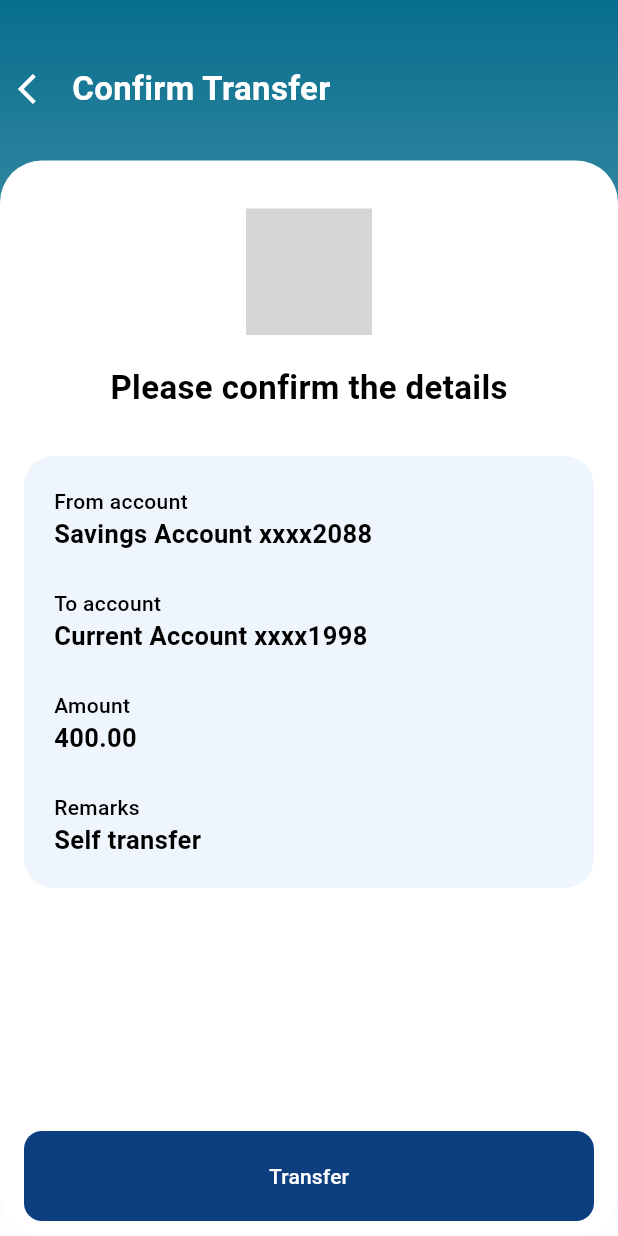
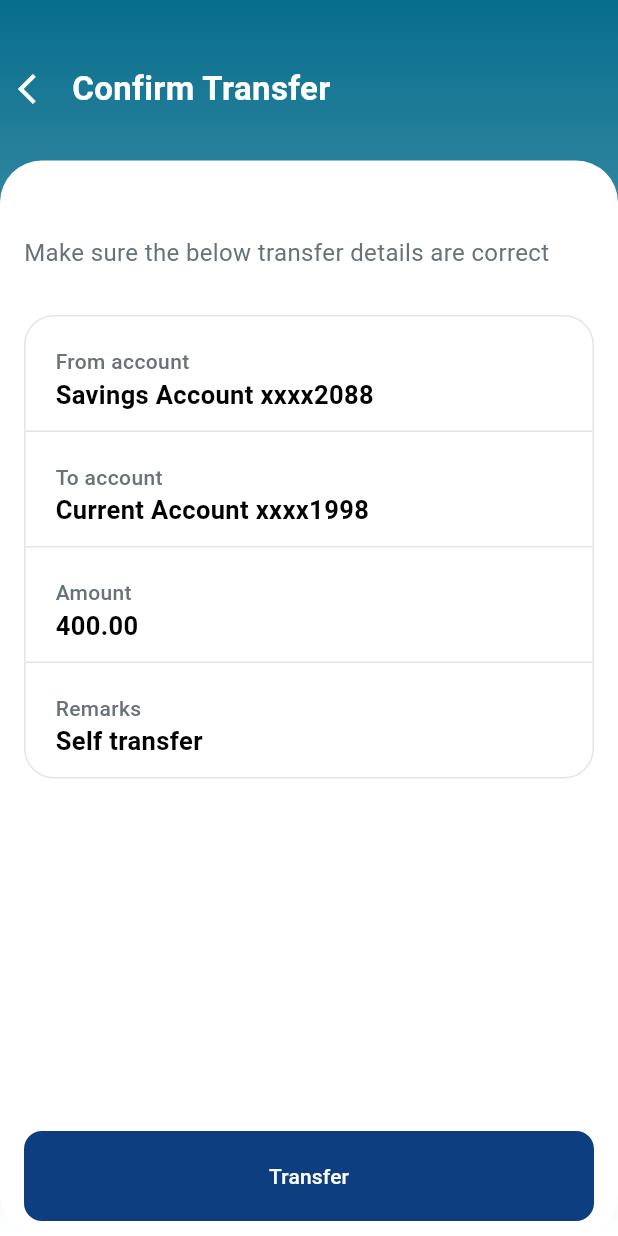
Before and after one commit to muhammedswalih11/transfer_section, a Flutter app: the ConfirmPage screen opened directly, on a phone screen of 412 x 824 dp. Run offline on Flutter 3.47's test engine with Material 3 defaults, Android fonts, the phone set to English and light mode, and no system bars; our stand-ins replace flutter_riverpod, flutter_svg; grey boxes are pictures that could not be loaded.

Commit message:
feat: update form_page with recent changes

```diff
--- a/lib/features/own_flow_page/presentation/pages/confirm_page.dart
+++ b/lib/features/own_flow_page/presentation/pages/confirm_page.dart
@@ -72,16 +72,14 @@ class _ConfirmPageState extends State<ConfirmPage> {
                     borderRadius: BorderRadius.circular(28),
                   ),
                   child: Column(
-                    crossAxisAlignment: CrossAxisAlignment.center,
+                    crossAxisAlignment: CrossAxisAlignment.start,
                     children: [
-                      SvgPicture.asset('assets/images/Add (1).svg', width: 84),
-                      SizedBox(height: 20),
+                      SizedBox(height: 18),
                       Text(
-                        'Please confirm the details',
+                        'Make sure the below transfer details are correct',
                         style: TextStyle(
-                          fontSize: 22,
-                          fontWeight: FontWeight.bold,
-                          color: DefaultColors.black,
+                          fontSize: 16,
+                          color: DefaultColors.grayBase,
                         ),
                       ),
                       SizedBox(height: 30),
--- a/lib/features/own_flow_page/presentation/widgets/remarks_field.dart
+++ b/lib/features/own_flow_page/presentation/widgets/remarks_field.dart
@@ -29,7 +29,7 @@ class RemarksField extends StatelessWidget {
             fontWeight: FontWeight.bold,
           ),
         ),
-        style: TextStyle(fontSize: 17, color: DefaultColors.gray7D),
+        style: TextStyle(fontSize: 17, color: DefaultColors.black),
       ),
     );
   }
--- a/lib/features/own_flow_page/presentation/widgets/transfer_details_card.dart
+++ b/lib/features/own_flow_page/presentation/widgets/transfer_details_card.dart
@@ -20,27 +20,49 @@ class TransferDetailsCard extends StatelessWidget {
     final screenWidth = mediaQuery.size.width;
     return Container(
       width: screenWidth,
-      padding: const EdgeInsets.all(20),
+
       decoration: BoxDecoration(
-        color: DefaultColors.blue03,
+        color: DefaultColors.white,
         borderRadius: BorderRadius.circular(20),
+        border: Border.all(color: DefaultColors.grayE4, width: 1),
       ),
       child: Column(
         crossAxisAlignment: CrossAxisAlignment.start,
         children: [
-          label("From account"),
-          value(fromAccount),
-          const SizedBox(height: 24),
+          Padding(
+            padding: EdgeInsets.fromLTRB(20, 20, 20, 12),
+            child: Column(
+              crossAxisAlignment: CrossAxisAlignment.start,
+              children: [label("From account"), value(fromAccount)],
+            ),
+          ),
 
-          label("To account"),
-          value(toAccount),
-          const SizedBox(height: 24),
-          label("Amount"),
-          value(amount),
-          const SizedBox(height: 24),
+          divider(),
 
-          label("Remarks"),
-          value(remarks),
+          Padding(
+            padding: EdgeInsets.fromLTRB(20, 20, 20, 12),
+            child: Column(
+              crossAxisAlignment: CrossAxisAlignment.start,
+              children: [label("To account"), value(toAccount)],
+            ),
+          ),
+
+          divider(),
+          Padding(
+            padding: EdgeInsets.fromLTRB(20, 20, 20, 12),
+            child: Column(
+              crossAxisAlignment: CrossAxisAlignment.start,
+              children: [label("Amount"), value(amount)],
+            ),
+          ),
+          divider(),
+          Padding(
+            padding: EdgeInsets.fromLTRB(20, 20, 20, 12),
+            child: Column(
+              crossAxisAlignment: CrossAxisAlignment.start,
+              children: [label("Remarks"), value(remarks)],
+            ),
+          ),
         ],
       ),
     );
@@ -51,7 +73,7 @@ class TransferDetailsCard extends StatelessWidget {
       text,
       style: const TextStyle(
         fontSize: 14,
-        color: DefaultColors.black,
+        color: DefaultColors.grayBase,
         fontWeight: FontWeight.w500,
       ),
     );
@@ -68,3 +90,11 @@ class TransferDetailsCard extends StatelessWidget {
     );
   }
 }
+
+Widget divider() {
+  return Container(
+    height: 1,
+    width: double.infinity,
+    color: DefaultColors.grayE4,
+  );
+}
--- a/lib/main.dart
+++ b/lib/main.dart
@@ -19,7 +19,7 @@ class MyApp extends StatelessWidget {
       theme: ThemeData(
         colorScheme: ColorScheme.fromSeed(seedColor: Colors.deepPurple),
       ),
-      home: WithinOwnAccountPage(),
+      home: ConfirmPage(),
     );
   }
 }
```
Also changed, not shown: lib/features/own_flow_page/presentation/pages/within_own_account_page.dart (+8 -6 lines), lib/features/own_flow_page/presentation/widgets/info_note.dart (added, +49 -0 lines), lib/features/own_flow_page/presentation/widgets/success_popup.dart (+59 -18 lines).
